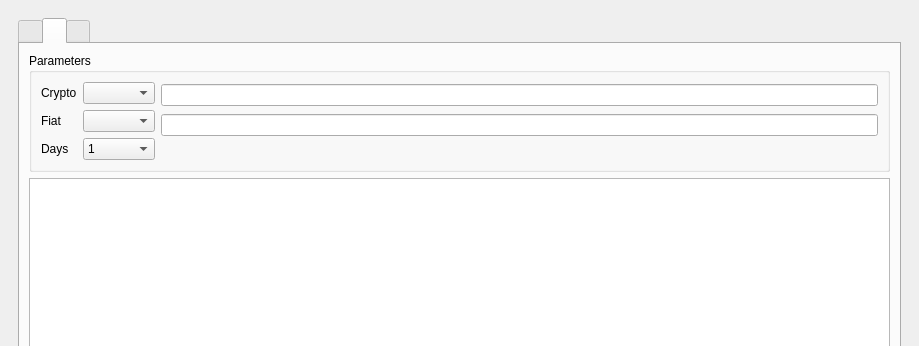
Old version of the form ui/mainwindow_crypto.ui in the repository LostPy/poo-cryptoApp; both pictures show x 0 to 919 and y 0 to 346 of the 919 by 655 pixel window.
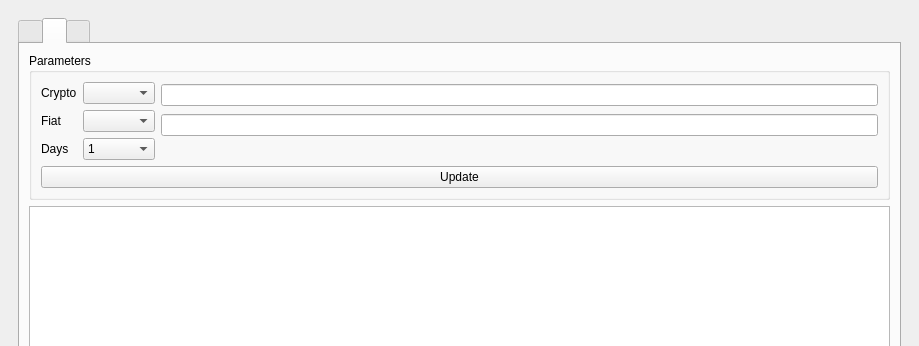
New version of the form. The open tabs and pages were chosen to show the change. Icons and pictures are not drawn. Custom widgets are drawn as their Qt base class.

Commit message: * Complete second tab * Add auto enabled/disabled buttonAdd * Fix login connection failed (the password saved when a new portfolio was created was the name)

Diff of the .ui file:
```diff
--- a/ui/mainwindow_crypto.ui
+++ b/ui/mainwindow_crypto.ui
@@ -195,6 +195,13 @@
                  </item>
                 </layout>
                </item>
+               <item>
+                <widget class="QPushButton" name="buttonUpdateMarketChart">
+                 <property name="text">
+                  <string>Update</string>
+                 </property>
+                </widget>
+               </item>
               </layout>
              </widget>
             </item>
```
Left out of the diff: 8 changed lines with no effect on the pictures. The commit also changes 2 other files.
